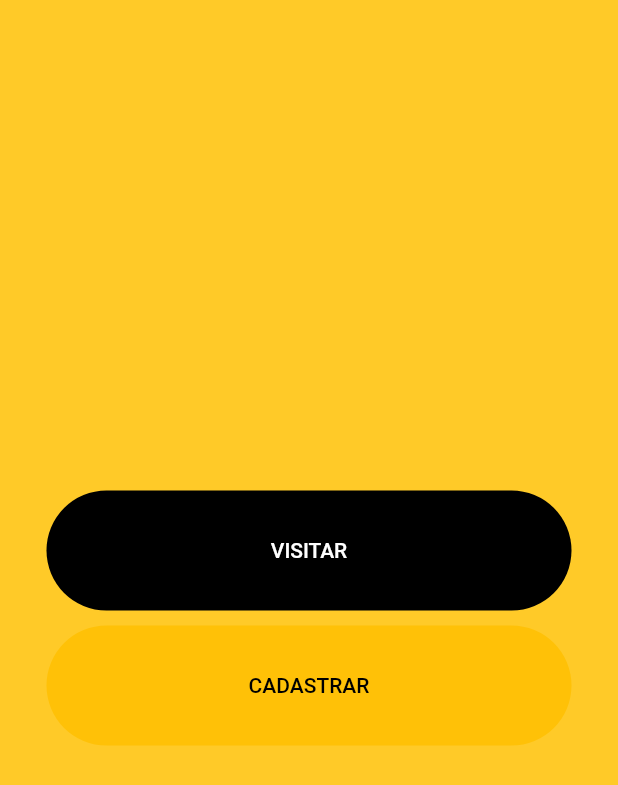
After one commit to joelsantosjunior/T.E.S.I-Mobile-Mobile-MAAC, a Flutter app: the button_cadastro_visita screen opened directly, on a phone screen of 412 x 824 dp. The commit adds this screen. Shown: the top 785 px of the screen. Run offline on Flutter 3.47's test engine with Material 2 defaults, Android fonts, the phone set to English and light mode, and no system bars.

Commit message:
Adicionando tela com botão pra visitar e cadastrar

```diff
--- /dev/null
+++ b/lib/screens/tela_cadastrar_visitar.dart
@@ -0,0 +1,54 @@
+import 'package:flutter/material.dart';
+
+class button_cadastro_visita extends StatelessWidget {
+  @override
+  Widget build(BuildContext context) {
+    return Scaffold(
+      backgroundColor: Colors.amber[400],
+      body: Center(
+        child: Column(
+          mainAxisAlignment: MainAxisAlignment.center,
+          children: <Widget>[
+            Container(
+              height: 80,
+              width: 350,
+              decoration: BoxDecoration(
+                color: Colors.black,
+                borderRadius: BorderRadius.circular(700)
+              ),
+              child: FlatButton(
+                onPressed:(){},
+                child: Text(
+                  'VISITAR',
+                  style: TextStyle(
+                    color: Colors.white
+                  ),
+                )
+              ),
+            ),
+            SizedBox(
+              height: 10,
+            ),
+            Container(
+              height: 80,
+              width: 350,
+              decoration: BoxDecoration(
+                color: Colors.amber,
+                borderRadius: BorderRadius.circular(700)
+              ),
+              child: FlatButton(
+                onPressed:(){},
+                child: Text(
+                  'CADASTRAR',
+                  style: TextStyle(
+                    color: Colors.black
+                  ),
+                )
+              ),
+            ),
+          ],
+        ),
+      ),
+    );
+  }
+}
```
Also changed, not shown: lib/components/my_page_home.dart (+4 -21 lines), lib/constantes/page_home_const.dart (+5 -5 lines).
